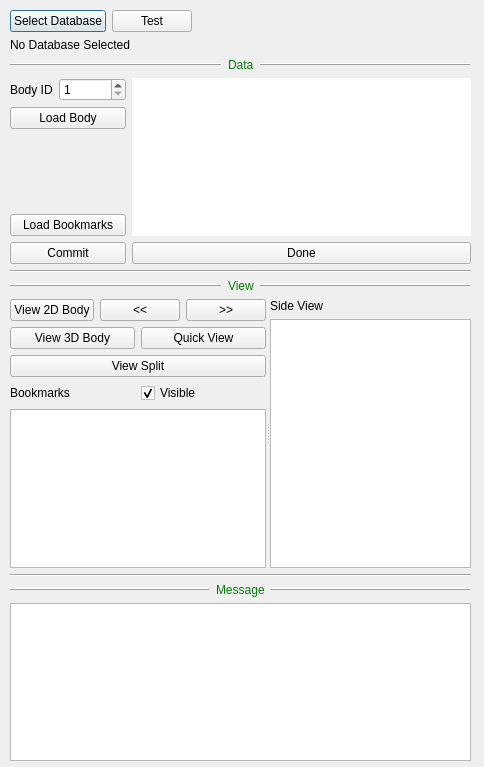
janelia-flyem/NeuTu, file neurolabi/gui/flyembodysplitprojectdialog.ui: the form before one commit.
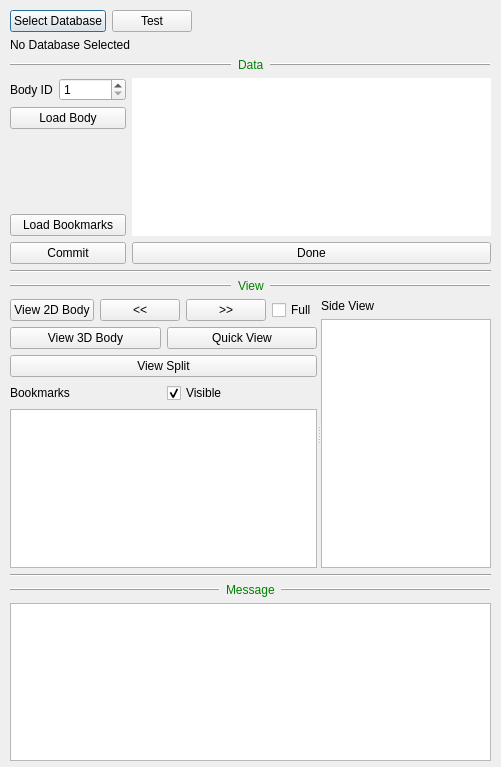
The form after the commit.

What changed in the file:
```diff
--- a/neurolabi/gui/flyembodysplitprojectdialog.ui
+++ b/neurolabi/gui/flyembodysplitprojectdialog.ui
@@ -6,7 +6,7 @@
    <rect>
     <x>0</x>
     <y>0</y>
-    <width>484</width>
+    <width>501</width>
     <height>767</height>
    </rect>
   </property>
@@ -24,7 +24,7 @@
     <rect>
      <x>10</x>
      <y>10</y>
-     <width>461</width>
+     <width>481</width>
      <height>751</height>
     </rect>
    </property>
@@ -297,6 +297,13 @@
                 </property>
                </widget>
               </item>
+              <item>
+               <widget class="QCheckBox" name="fullGrayscaleCheckBox">
+                <property name="text">
+                 <string>Full</string>
+                </property>
+               </widget>
+              </item>
               <item>
                <spacer name="horizontalSpacer_2">
                 <property name="orientation">
```
